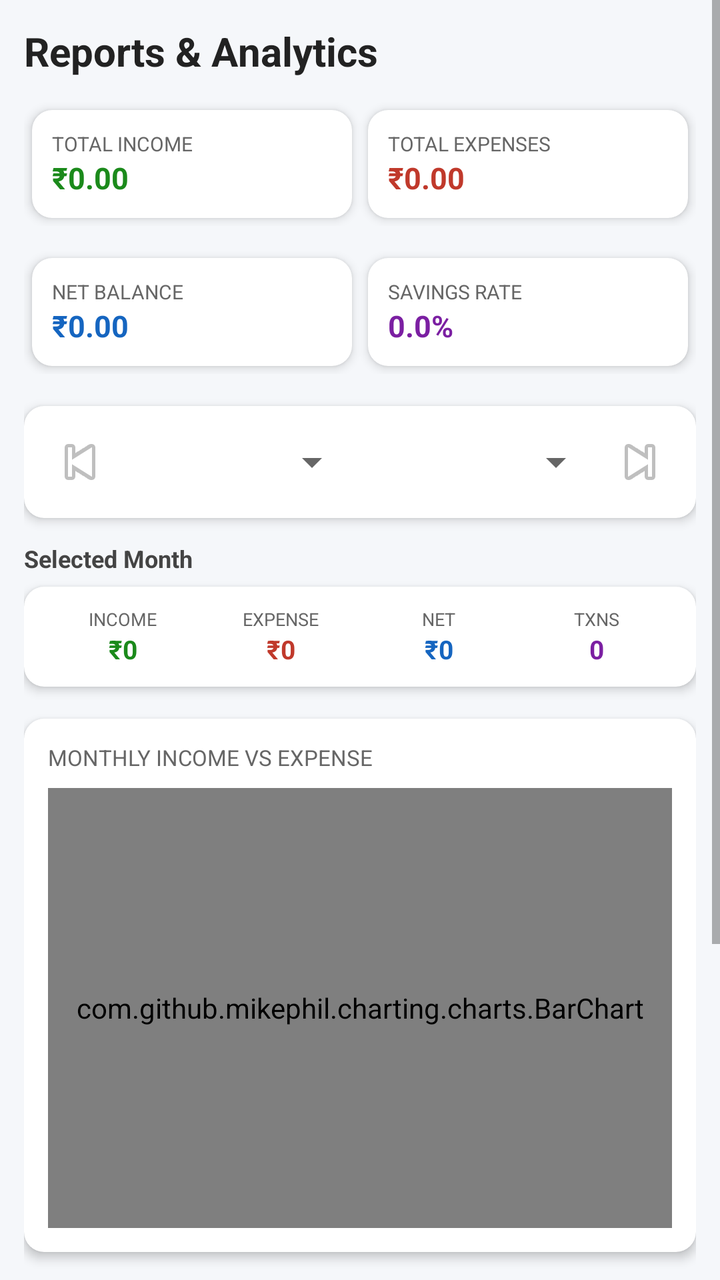
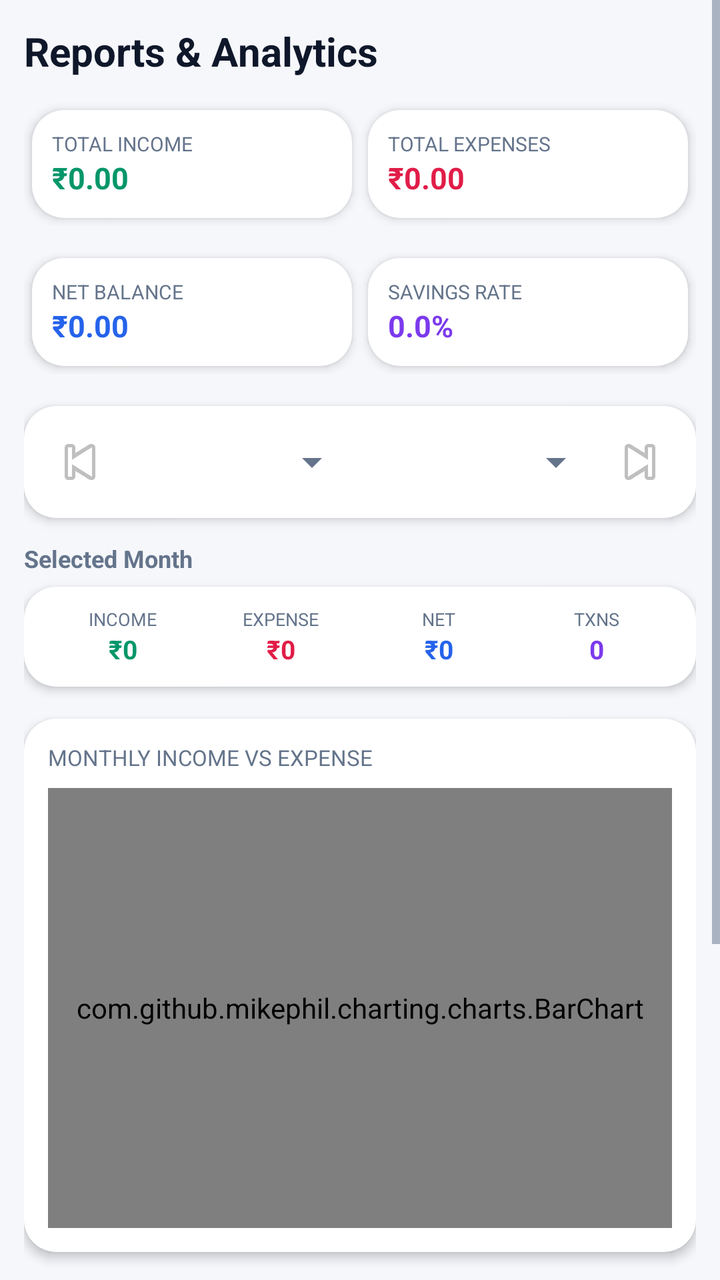

The first picture is an Android layout as it rendered before a commit; the second is the same layout after the commit. The layout source and the unified diff follow.
<!-- AndroidManifest.xml: application theme Theme.ExpenseOS -->
<!-- res/layout/fragment_reports.xml -->
<?xml version="1.0" encoding="utf-8"?>
<ScrollView xmlns:android="http://schemas.android.com/apk/res/android"
    android:layout_width="match_parent"
    android:layout_height="match_parent"
    android:background="#F5F7FA">

    <LinearLayout
        android:layout_width="match_parent"
        android:layout_height="wrap_content"
        android:orientation="vertical"
        android:padding="12dp">

        <TextView
            android:layout_width="wrap_content"
            android:layout_height="wrap_content"
            android:text="Reports &amp; Analytics"
            android:textSize="20sp"
            android:textStyle="bold"
            android:textColor="#222"
            android:layout_marginBottom="12dp" />

        
        <LinearLayout
            android:layout_width="match_parent"
            android:layout_height="wrap_content"
            android:orientation="horizontal"
            android:layout_marginBottom="12dp">

            <androidx.cardview.widget.CardView android:layout_width="0dp"
                android:layout_height="wrap_content"
                android:layout_weight="1"
                android:layout_margin="4dp"
                xmlns:app="http://schemas.android.com/apk/res-auto"
                app:cardCornerRadius="10dp"
                app:cardElevation="3dp">

                <LinearLayout
                    android:layout_width="match_parent"
                    android:layout_height="wrap_content"
                    android:orientation="vertical"
                    android:padding="10dp">

                    <TextView
                        android:layout_width="wrap_content"
                        android:layout_height="wrap_content"
                        android:text="TOTAL INCOME"
                        android:textSize="10sp"
                        android:textColor="#666" />

                    <TextView
                        android:id="@+id/tv_report_income"
                        android:layout_width="wrap_content"
                        android:layout_height="wrap_content"
                        android:text="₹0.00"
                        android:textColor="#1B8A1B"
                        android:textSize="15sp"
                        android:textStyle="bold" />
                </LinearLayout>
            </androidx.cardview.widget.CardView>

            <androidx.cardview.widget.CardView android:layout_width="0dp"
                android:layout_height="wrap_content"
                android:layout_weight="1"
                android:layout_margin="4dp"
                xmlns:app="http://schemas.android.com/apk/res-auto"
                app:cardCornerRadius="10dp"
                app:cardElevation="3dp">

                <LinearLayout
                    android:layout_width="match_parent"
                    android:layout_height="wrap_content"
                    android:orientation="vertical"
                    android:padding="10dp">

                    <TextView
                        android:layout_width="wrap_content"
                        android:layout_height="wrap_content"
                        android:text="TOTAL EXPENSES"
                        android:textSize="10sp"
                        android:textColor="#666" />

                    <TextView
                        android:id="@+id/tv_report_expense"
                        android:layout_width="wrap_content"
                        android:layout_height="wrap_content"
                        android:text="₹0.00"
                        android:textColor="#C0392B"
                        android:textSize="15sp"
                        android:textStyle="bold" />
                </LinearLayout>
            </androidx.cardview.widget.CardView>
        </LinearLayout>

        <LinearLayout
            android:layout_width="match_parent"
            android:layout_height="wrap_content"
            android:orientation="horizontal"
            android:layout_marginBottom="16dp">

            <androidx.cardview.widget.CardView android:layout_width="0dp"
                android:layout_height="wrap_content"
                android:layout_weight="1"
                android:layout_margin="4dp"
                xmlns:app="http://schemas.android.com/apk/res-auto"
                app:cardCornerRadius="10dp"
                app:cardElevation="3dp">

                <LinearLayout
                    android:layout_width="match_parent"
                    android:layout_height="wrap_content"
                    android:orientation="vertical"
                    android:padding="10dp">

                    <TextView
                        android:layout_width="wrap_content"
                        android:layout_height="wrap_content"
                        android:text="NET BALANCE"
                        android:textSize="10sp"
                        android:textColor="#666" />

                    <TextView
                        android:id="@+id/tv_report_balance"
                        android:layout_width="wrap_content"
                        android:layout_height="wrap_content"
                        android:text="₹0.00"
                        android:textColor="#1565C0"
                        android:textSize="15sp"
                        android:textStyle="bold" />
                </LinearLayout>
            </androidx.cardview.widget.CardView>

            <androidx.cardview.widget.CardView android:layout_width="0dp"
                android:layout_height="wrap_content"
                android:layout_weight="1"
                android:layout_margin="4dp"
                xmlns:app="http://schemas.android.com/apk/res-auto"
                app:cardCornerRadius="10dp"
                app:cardElevation="3dp">

                <LinearLayout
                    android:layout_width="match_parent"
                    android:layout_height="wrap_content"
                    android:orientation="vertical"
                    android:padding="10dp">

                    <TextView
                        android:layout_width="wrap_content"
                        android:layout_height="wrap_content"
                        android:text="SAVINGS RATE"
                        android:textSize="10sp"
                        android:textColor="#666" />

                    <TextView
                        android:id="@+id/tv_savings_rate"
                        android:layout_width="wrap_content"
                        android:layout_height="wrap_content"
                        android:text="0.0%"
                        android:textColor="#7B1FA2"
                        android:textSize="15sp"
                        android:textStyle="bold" />
                </LinearLayout>
            </androidx.cardview.widget.CardView>
        </LinearLayout>

        
        <androidx.cardview.widget.CardView
            android:layout_width="match_parent"
            android:layout_height="wrap_content"
            android:layout_marginBottom="12dp"
            xmlns:app="http://schemas.android.com/apk/res-auto"
            app:cardCornerRadius="10dp"
            app:cardElevation="3dp">

            <LinearLayout
                android:layout_width="match_parent"
                android:layout_height="wrap_content"
                android:orientation="horizontal"
                android:gravity="center_vertical"
                android:padding="10dp">

                <ImageButton
                    android:id="@+id/btn_prev_month"
                    android:layout_width="36dp"
                    android:layout_height="36dp"
                    android:background="?attr/selectableItemBackgroundBorderless"
                    android:contentDescription="Previous month"
                    android:src="@android:drawable/ic_media_previous" />

                <Spinner
                    android:id="@+id/spinner_month"
                    android:layout_width="0dp"
                    android:layout_height="wrap_content"
                    android:layout_weight="1" />

                <Spinner
                    android:id="@+id/spinner_year"
                    android:layout_width="0dp"
                    android:layout_height="wrap_content"
                    android:layout_weight="1" />

                <ImageButton
                    android:id="@+id/btn_next_month"
                    android:layout_width="36dp"
                    android:layout_height="36dp"
                    android:background="?attr/selectableItemBackgroundBorderless"
                    android:contentDescription="Next month"
                    android:src="@android:drawable/ic_media_next" />
            </LinearLayout>
        </androidx.cardview.widget.CardView>

        
        <TextView
            android:layout_width="wrap_content"
            android:layout_height="wrap_content"
            android:text="Selected Month"
            android:textSize="12sp"
            android:textStyle="bold"
            android:textColor="#444"
            android:layout_marginBottom="6dp" />

        <androidx.cardview.widget.CardView
            android:layout_width="match_parent"
            android:layout_height="wrap_content"
            android:layout_marginBottom="16dp"
            xmlns:app="http://schemas.android.com/apk/res-auto"
            app:cardCornerRadius="10dp"
            app:cardElevation="3dp">

            <LinearLayout
                android:layout_width="match_parent"
                android:layout_height="wrap_content"
                android:orientation="horizontal"
                android:padding="10dp"
                android:weightSum="4">

                <LinearLayout
                    android:layout_width="0dp"
                    android:layout_height="wrap_content"
                    android:layout_weight="1"
                    android:orientation="vertical"
                    android:gravity="center">
                    <TextView android:layout_width="wrap_content" android:layout_height="wrap_content"
                        android:text="INCOME" android:textSize="9sp" android:textColor="#666" />
                    <TextView android:id="@+id/tv_month_income" android:layout_width="wrap_content"
                        android:layout_height="wrap_content" android:text="₹0" android:textSize="13sp"
                        android:textStyle="bold" android:textColor="#1B8A1B" />
                </LinearLayout>

                <LinearLayout
                    android:layout_width="0dp"
                    android:layout_height="wrap_content"
                    android:layout_weight="1"
                    android:orientation="vertical"
                    android:gravity="center">
                    <TextView android:layout_width="wrap_content" android:layout_height="wrap_content"
                        android:text="EXPENSE" android:textSize="9sp" android:textColor="#666" />
                    <TextView android:id="@+id/tv_month_expense" android:layout_width="wrap_content"
                        android:layout_height="wrap_content" android:text="₹0" android:textSize="13sp"
                        android:textStyle="bold" android:textColor="#C0392B" />
                </LinearLayout>

                <LinearLayout
                    android:layout_width="0dp"
                    android:layout_height="wrap_content"
                    android:layout_weight="1"
                    android:orientation="vertical"
                    android:gravity="center">
                    <TextView android:layout_width="wrap_content" android:layout_height="wrap_content"
                        android:text="NET" android:textSize="9sp" android:textColor="#666" />
                    <TextView android:id="@+id/tv_month_net" android:layout_width="wrap_content"
                        android:layout_height="wrap_content" android:text="₹0" android:textSize="13sp"
                        android:textStyle="bold" android:textColor="#1565C0" />
                </LinearLayout>

                <LinearLayout
                    android:layout_width="0dp"
                    android:layout_height="wrap_content"
                    android:layout_weight="1"
                    android:orientation="vertical"
                    android:gravity="center">
                    <TextView android:layout_width="wrap_content" android:layout_height="wrap_content"
                        android:text="TXNS" android:textSize="9sp" android:textColor="#666" />
                    <TextView android:id="@+id/tv_month_count" android:layout_width="wrap_content"
                        android:layout_height="wrap_content" android:text="0" android:textSize="13sp"
                        android:textStyle="bold" android:textColor="#7B1FA2" />
                </LinearLayout>
            </LinearLayout>
        </androidx.cardview.widget.CardView>

        
        <androidx.cardview.widget.CardView android:layout_width="match_parent"
            android:layout_height="wrap_content"
            android:layout_marginBottom="12dp"
            xmlns:app="http://schemas.android.com/apk/res-auto"
            app:cardCornerRadius="10dp"
            app:cardElevation="3dp">

            <LinearLayout
                android:layout_width="match_parent"
                android:layout_height="wrap_content"
                android:orientation="vertical"
                android:padding="12dp">

                <TextView
                    android:layout_width="wrap_content"
                    android:layout_height="wrap_content"
                    android:text="MONTHLY INCOME VS EXPENSE"
                    android:textSize="11sp"
                    android:textColor="#666"
                    android:layout_marginBottom="8dp" />

                <com.github.mikephil.charting.charts.BarChart
                    android:id="@+id/bar_monthly"
                    android:layout_width="match_parent"
                    android:layout_height="220dp" />
            </LinearLayout>
        </androidx.cardview.widget.CardView>

        
        <LinearLayout
            android:layout_width="match_parent"
            android:layout_height="wrap_content"
            android:orientation="horizontal">

            <androidx.cardview.widget.CardView android:layout_width="0dp"
                android:layout_height="wrap_content"
                android:layout_weight="1"
                android:layout_margin="4dp"
                xmlns:app="http://schemas.android.com/apk/res-auto"
                app:cardCornerRadius="10dp"
                app:cardElevation="3dp">

                <LinearLayout
                    android:layout_width="match_parent"
                    android:layout_height="wrap_content"
                    android:orientation="vertical"
                    android:padding="8dp">

                    <TextView
                        android:layout_width="wrap_content"
                        android:layout_height="wrap_content"
                        android:text="EXPENSE BY CATEGORY"
                        android:textSize="10sp"
                        android:textColor="#666" />

                    <com.github.mikephil.charting.charts.PieChart
                        android:id="@+id/pie_expense"
                        android:layout_width="match_parent"
                        android:layout_height="180dp" />
                </LinearLayout>
            </androidx.cardview.widget.CardView>

            <androidx.cardview.widget.CardView android:layout_width="0dp"
                android:layout_height="wrap_content"
                android:layout_weight="1"
                android:layout_margin="4dp"
                xmlns:app="http://schemas.android.com/apk/res-auto"
                app:cardCornerRadius="10dp"
                app:cardElevation="3dp">

                <LinearLayout
                    android:layout_width="match_parent"
                    android:layout_height="wrap_content"
                    android:orientation="vertical"
                    android:padding="8dp">

                    <TextView
                        android:layout_width="wrap_content"
                        android:layout_height="wrap_content"
                        android:text="INCOME BY CATEGORY"
                        android:textSize="10sp"
                        android:textColor="#666" />

                    <com.github.mikephil.charting.charts.PieChart
                        android:id="@+id/pie_income"
                        android:layout_width="match_parent"
                        android:layout_height="180dp" />
                </LinearLayout>
            </androidx.cardview.widget.CardView>
        </LinearLayout>
    </LinearLayout>
</ScrollView>
<!-- resources referenced by this layout -->
<resources>
  <style name="Theme.ExpenseOS" parent="Theme.MaterialComponents.Light.NoActionBar">
          <item name="colorPrimary">@color/primary</item>
          <item name="colorPrimaryDark">@color/primary_dark</item>
          <item name="colorAccent">@color/primary</item>
          <item name="android:windowBackground">@color/bg</item>
          <item name="android:fontFamily">sans-serif</item>
          <item name="android:statusBarColor">@color/primary_dark</item>
      </style>
  <color name="bg">#F8FAFC</color>
  <!-- unchanged entries left out for length: 2 -->
</resources>

<!-- the commit's change to res/layout/fragment_reports.xml (unified diff, before → after) -->
@@ -2,7 +2,7 @@
 <ScrollView xmlns:android="http://schemas.android.com/apk/res/android"
     android:layout_width="match_parent"
     android:layout_height="match_parent"
-    android:background="#F5F7FA">
+    android:background="@color/bg">
 
     <LinearLayout
         android:layout_width="match_parent"
@@ -16,7 +16,7 @@
             android:text="Reports &amp; Analytics"
             android:textSize="20sp"
             android:textStyle="bold"
-            android:textColor="#222"
+            android:textColor="@color/text"
             android:layout_marginBottom="12dp" />
 
         
@@ -31,7 +31,7 @@
                 android:layout_weight="1"
                 android:layout_margin="4dp"
                 xmlns:app="http://schemas.android.com/apk/res-auto"
-                app:cardCornerRadius="10dp"
+                app:cardCornerRadius="16dp"
                 app:cardElevation="3dp">
 
                 <LinearLayout
@@ -45,14 +45,14 @@
                         android:layout_height="wrap_content"
                         android:text="TOTAL INCOME"
                         android:textSize="10sp"
-                        android:textColor="#666" />
+                        android:textColor="@color/text_muted" />
 
                     <TextView
                         android:id="@+id/tv_report_income"
                         android:layout_width="wrap_content"
                         android:layout_height="wrap_content"
                         android:text="₹0.00"
-                        android:textColor="#1B8A1B"
+                        android:textColor="@color/green"
                         android:textSize="15sp"
                         android:textStyle="bold" />
                 </LinearLayout>
@@ -63,7 +63,7 @@
                 android:layout_weight="1"
                 android:layout_margin="4dp"
                 xmlns:app="http://schemas.android.com/apk/res-auto"
-                app:cardCornerRadius="10dp"
+                app:cardCornerRadius="16dp"
                 app:cardElevation="3dp">
 
                 <LinearLayout
@@ -77,14 +77,14 @@
                         android:layout_height="wrap_content"
                         android:text="TOTAL EXPENSES"
                         android:textSize="10sp"
-                        android:textColor="#666" />
+                        android:textColor="@color/text_muted" />
 
                     <TextView
                         android:id="@+id/tv_report_expense"
                         android:layout_width="wrap_content"
                         android:layout_height="wrap_content"
                         android:text="₹0.00"
-                        android:textColor="#C0392B"
+                        android:textColor="@color/red"
                         android:textSize="15sp"
                         android:textStyle="bold" />
                 </LinearLayout>
@@ -102,7 +102,7 @@
                 android:layout_weight="1"
                 android:layout_margin="4dp"
                 xmlns:app="http://schemas.android.com/apk/res-auto"
-                app:cardCornerRadius="10dp"
+                app:cardCornerRadius="16dp"
                 app:cardElevation="3dp">
 
                 <LinearLayout
@@ -116,14 +116,14 @@
                         android:layout_height="wrap_content"
                         android:text="NET BALANCE"
                         android:textSize="10sp"
-                        android:textColor="#666" />
+                        android:textColor="@color/text_muted" />
 
                     <TextView
                         android:id="@+id/tv_report_balance"
                         android:layout_width="wrap_content"
                         android:layout_height="wrap_content"
                         android:text="₹0.00"
-                        android:textColor="#1565C0"
+                        android:textColor="@color/primary"
                         android:textSize="15sp"
                         android:textStyle="bold" />
                 </LinearLayout>
@@ -134,7 +134,7 @@
                 android:layout_weight="1"
                 android:layout_margin="4dp"
                 xmlns:app="http://schemas.android.com/apk/res-auto"
-                app:cardCornerRadius="10dp"
+                app:cardCornerRadius="16dp"
                 app:cardElevation="3dp">
 
                 <LinearLayout
@@ -148,14 +148,14 @@
                         android:layout_height="wrap_content"
                         android:text="SAVINGS RATE"
                         android:textSize="10sp"
-                        android:textColor="#666" />
+                        android:textColor="@color/text_muted" />
 
                     <TextView
                         android:id="@+id/tv_savings_rate"
                         android:layout_width="wrap_content"
                         android:layout_height="wrap_content"
                         android:text="0.0%"
-                        android:textColor="#7B1FA2"
+                        android:textColor="@color/accent"
                         android:textSize="15sp"
                         android:textStyle="bold" />
                 </LinearLayout>
@@ -168,7 +168,7 @@
             android:layout_height="wrap_content"
             android:layout_marginBottom="12dp"
             xmlns:app="http://schemas.android.com/apk/res-auto"
-            app:cardCornerRadius="10dp"
+            app:cardCornerRadius="16dp"
             app:cardElevation="3dp">
 
             <LinearLayout
@@ -215,7 +215,7 @@
             android:text="Selected Month"
             android:textSize="12sp"
             android:textStyle="bold"
-            android:textColor="#444"
+            android:textColor="@color/text_muted"
             android:layout_marginBottom="6dp" />
 
         <androidx.cardview.widget.CardView
@@ -223,7 +223,7 @@
             android:layout_height="wrap_content"
             android:layout_marginBottom="16dp"
             xmlns:app="http://schemas.android.com/apk/res-auto"
-            app:cardCornerRadius="10dp"
+            app:cardCornerRadius="16dp"
             app:cardElevation="3dp">
 
             <LinearLayout
@@ -240,10 +240,10 @@
                     android:orientation="vertical"
                     android:gravity="center">
                     <TextView android:layout_width="wrap_content" android:layout_height="wrap_content"
-                        android:text="INCOME" android:textSize="9sp" android:textColor="#666" />
+                        android:text="INCOME" android:textSize="9sp" android:textColor="@color/text_muted" />
                     <TextView android:id="@+id/tv_month_income" android:layout_width="wrap_content"
                         android:layout_height="wrap_content" android:text="₹0" android:textSize="13sp"
-                        android:textStyle="bold" android:textColor="#1B8A1B" />
+                        android:textStyle="bold" android:textColor="@color/green" />
                 </LinearLayout>
 
                 <LinearLayout
@@ -253,10 +253,10 @@
                     android:orientation="vertical"
                     android:gravity="center">
                     <TextView android:layout_width="wrap_content" android:layout_height="wrap_content"
-                        android:text="EXPENSE" android:textSize="9sp" android:textColor="#666" />
+                        android:text="EXPENSE" android:textSize="9sp" android:textColor="@color/text_muted" />
                     <TextView android:id="@+id/tv_month_expense" android:layout_width="wrap_content"
                         android:layout_height="wrap_content" android:text="₹0" android:textSize="13sp"
-                        android:textStyle="bold" android:textColor="#C0392B" />
+                        android:textStyle="bold" android:textColor="@color/red" />
                 </LinearLayout>
 
                 <LinearLayout
@@ -266,10 +266,10 @@
                     android:orientation="vertical"
                     android:gravity="center">
                     <TextView android:layout_width="wrap_content" android:layout_height="wrap_content"
-                        android:text="NET" android:textSize="9sp" android:textColor="#666" />
+                        android:text="NET" android:textSize="9sp" android:textColor="@color/text_muted" />
                     <TextView android:id="@+id/tv_month_net" android:layout_width="wrap_content"
                         android:layout_height="wrap_content" android:text="₹0" android:textSize="13sp"
-                        android:textStyle="bold" android:textColor="#1565C0" />
+                        android:textStyle="bold" android:textColor="@color/primary" />
                 </LinearLayout>
 
                 <LinearLayout
@@ -279,10 +279,10 @@
                     android:orientation="vertical"
                     android:gravity="center">
                     <TextView android:layout_width="wrap_content" android:layout_height="wrap_content"
-                        android:text="TXNS" android:textSize="9sp" android:textColor="#666" />
+                        android:text="TXNS" android:textSize="9sp" android:textColor="@color/text_muted" />
                     <TextView android:id="@+id/tv_month_count" android:layout_width="wrap_content"
                         android:layout_height="wrap_content" android:text="0" android:textSize="13sp"
-                        android:textStyle="bold" android:textColor="#7B1FA2" />
+                        android:textStyle="bold" android:textColor="@color/accent" />
                 </LinearLayout>
             </LinearLayout>
         </androidx.cardview.widget.CardView>
@@ -292,7 +292,7 @@
             android:layout_height="wrap_content"
             android:layout_marginBottom="12dp"
             xmlns:app="http://schemas.android.com/apk/res-auto"
-            app:cardCornerRadius="10dp"
+            app:cardCornerRadius="16dp"
             app:cardElevation="3dp">
 
             <LinearLayout
@@ -306,7 +306,7 @@
                     android:layout_height="wrap_content"
                     android:text="MONTHLY INCOME VS EXPENSE"
                     android:textSize="11sp"
-                    android:textColor="#666"
+                    android:textColor="@color/text_muted"
                     android:layout_marginBottom="8dp" />
 
                 <com.github.mikephil.charting.charts.BarChart
@@ -327,7 +327,7 @@
                 android:layout_weight="1"
                 android:layout_margin="4dp"
                 xmlns:app="http://schemas.android.com/apk/res-auto"
-                app:cardCornerRadius="10dp"
+                app:cardCornerRadius="16dp"
                 app:cardElevation="3dp">
 
                 <LinearLayout
@@ -341,7 +341,7 @@
                         android:layout_height="wrap_content"
                         android:text="EXPENSE BY CATEGORY"
                         android:textSize="10sp"
-                        android:textColor="#666" />
+                        android:textColor="@color/text_muted" />
 
                     <com.github.mikephil.charting.charts.PieChart
                         android:id="@+id/pie_expense"
@@ -355,7 +355,7 @@
                 android:layout_weight="1"
                 android:layout_margin="4dp"
                 xmlns:app="http://schemas.android.com/apk/res-auto"
-                app:cardCornerRadius="10dp"
+                app:cardCornerRadius="16dp"
                 app:cardElevation="3dp">
 
                 <LinearLayout
@@ -369,7 +369,7 @@
                         android:layout_height="wrap_content"
                         android:text="INCOME BY CATEGORY"
                         android:textSize="10sp"
-                        android:textColor="#666" />
+                        android:textColor="@color/text_muted" />
 
                     <com.github.mikephil.charting.charts.PieChart
                         android:id="@+id/pie_income"
<!-- resource entries referenced after the edit -->
@@ -1,14 +1,95 @@
 <!-- resources referenced by this layout -->
 <resources>
-  <style name="Theme.ExpenseOS" parent="Theme.MaterialComponents.Light.NoActionBar">
+  <color name="accent">#7C3AED</color>
+  <style name="Theme.ExpenseOS" parent="Theme.MaterialComponents.DayNight.NoActionBar">
           <item name="colorPrimary">@color/primary</item>
+          <item name="colorPrimaryVariant">@color/primary_dark</item>
           <item name="colorPrimaryDark">@color/primary_dark</item>
+          <item name="colorOnPrimary">@color/on_primary</item>
+          <item name="colorSecondary">@color/secondary</item>
+          <item name="colorSecondaryVariant">@color/secondary_dark</item>
+          <item name="colorOnSecondary">@color/on_primary</item>
           <item name="colorAccent">@color/primary</item>
+          <item name="colorSurface">@color/surface</item>
+          <item name="colorOnSurface">@color/text</item>
+          <item name="colorOnBackground">@color/text</item>
+          <item name="colorError">@color/danger</item>
+          <item name="android:colorBackground">@color/bg</item>
           <item name="android:windowBackground">@color/bg</item>
+  
+          <item name="android:textColorPrimary">@color/text</item>
+          <item name="android:textColorSecondary">@color/text_muted</item>
+          <item name="android:textColorHint">@color/text_hint</item>
           <item name="android:fontFamily">sans-serif</item>
-          <item name="android:statusBarColor">@color/primary_dark</item>
+          <item name="fontFamily">sans-serif</item>
+  
+          
+          <item name="android:statusBarColor">@color/bg</item>
+          <item name="android:navigationBarColor">@color/nav_bg</item>
+          <item name="android:windowLightStatusBar">true</item>
+          <item name="android:windowLightNavigationBar" tools:targetApi="o_mr1">true</item>
+          <item name="android:forceDarkAllowed" tools:targetApi="q">false</item>
+  
+          
+          <item name="editTextStyle">@style/Widget.ExpenseOS.EditText</item>
+          <item name="materialAlertDialogTheme">@style/ThemeOverlay.ExpenseOS.Dialog</item>
+          <item name="bottomSheetDialogTheme">@style/ThemeOverlay.ExpenseOS.BottomSheet</item>
+          <item name="android:windowAnimationStyle">@style/Animation.ExpenseOS.Window</item>
+          <item name="android:windowActivityTransitions">true</item>
+          <item name="android:windowContentTransitions">true</item>
       </style>
-  <color name="bg">#F8FAFC</color>
+  <color name="on_primary">#FFFFFF</color>
+  <color name="secondary">#0F766E</color>
+  <color name="secondary_dark">#115E59</color>
+  <color name="surface">#FFFFFF</color>
+  <color name="danger">#E11D48</color>
+  <color name="text_hint">#94A3B8</color>
+  <color name="nav_bg">#FFFFFF</color>
+  <style name="Widget.ExpenseOS.EditText" parent="Widget.AppCompat.EditText">
+          <item name="android:textSize">@dimen/type_body</item>
+          <item name="android:textColor">@color/text</item>
+          <item name="android:textColorHint">@color/text_hint</item>
+          <item name="android:paddingStart">14dp</item>
+          <item name="android:paddingEnd">14dp</item>
+          <item name="android:minHeight">@dimen/input_height</item>
+      </style>
+  <style name="ThemeOverlay.ExpenseOS.Dialog" parent="ThemeOverlay.MaterialComponents.MaterialAlertDialog">
+          <item name="colorPrimary">@color/primary</item>
+          <item name="colorSurface">@color/surface</item>
+          <item name="colorOnSurface">@color/text</item>
+          <item name="shapeAppearanceOverlay">@style/ShapeAppearance.ExpenseOS.Dialog</item>
+          <item name="android:windowMinWidthMajor">84%</item>
+          <item name="android:windowMinWidthMinor">84%</item>
+      </style>
+  <style name="ThemeOverlay.ExpenseOS.BottomSheet" parent="ThemeOverlay.MaterialComponents.BottomSheetDialog">
+          <item name="bottomSheetStyle">@style/Widget.ExpenseOS.BottomSheet</item>
+      </style>
+  <style name="Animation.ExpenseOS.Window" parent="@android:style/Animation.Activity">
+          <item name="android:activityOpenEnterAnimation">@anim/screen_enter</item>
+          <item name="android:activityOpenExitAnimation">@anim/screen_exit</item>
+          <item name="android:activityCloseEnterAnimation">@anim/screen_pop_enter</item>
+          <item name="android:activityCloseExitAnimation">@anim/screen_pop_exit</item>
+      </style>
+  <style name="ShapeAppearance.ExpenseOS.Dialog" parent="ShapeAppearance.MaterialComponents.MediumComponent">
+          <item name="cornerFamily">rounded</item>
+          <item name="cornerSize">26dp</item>
+      </style>
+  <style name="Widget.ExpenseOS.BottomSheet" parent="Widget.MaterialComponents.BottomSheet.Modal">
+          <item name="shapeAppearanceOverlay">@style/ShapeAppearance.ExpenseOS.Sheet</item>
+          <item name="backgroundTint">@color/surface</item>
+      </style>
+  <style name="ShapeAppearance.ExpenseOS.Sheet" parent="">
+          <item name="cornerFamily">rounded</item>
+          <item name="cornerSizeTopLeft">26dp</item>
+          <item name="cornerSizeTopRight">26dp</item>
+          <item name="cornerSizeBottomLeft">0dp</item>
+          <item name="cornerSizeBottomRight">0dp</item>
+      </style>
+  <color name="bg">#F5F7FB</color>
+  <color name="green">#059669</color>
+  <color name="red">#E11D48</color>
+  <color name="text">#0F172A</color>
+  <color name="text_muted">#64748B</color>
   <!-- unchanged entries left out for length: 2 -->
 </resources>
 
